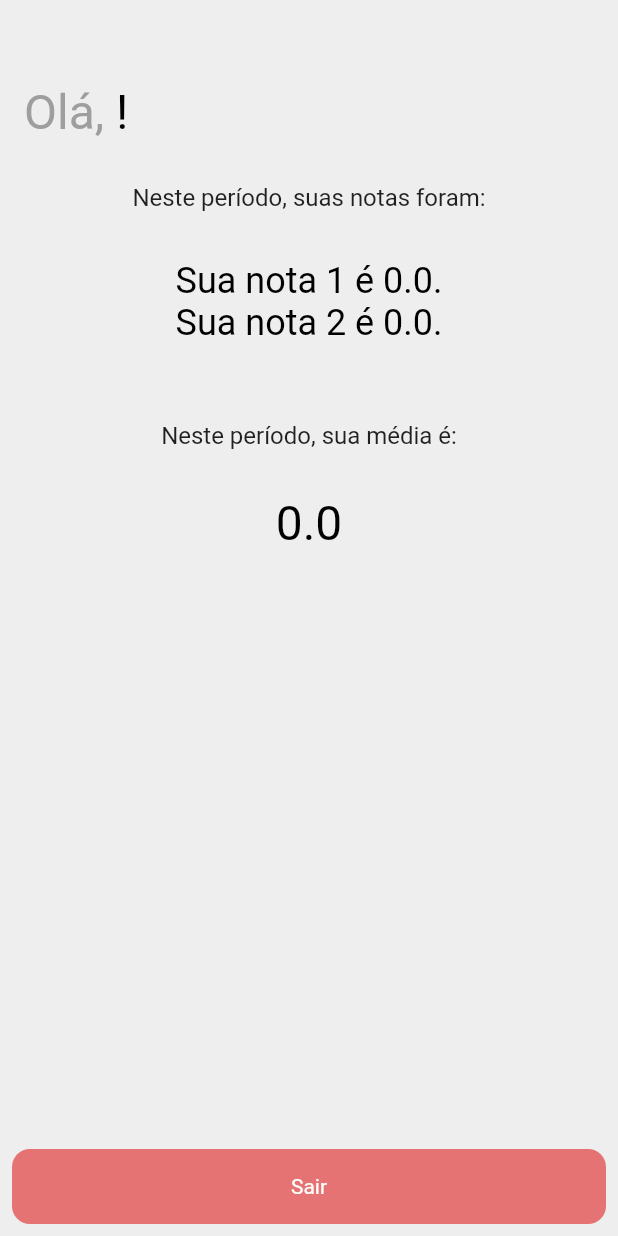
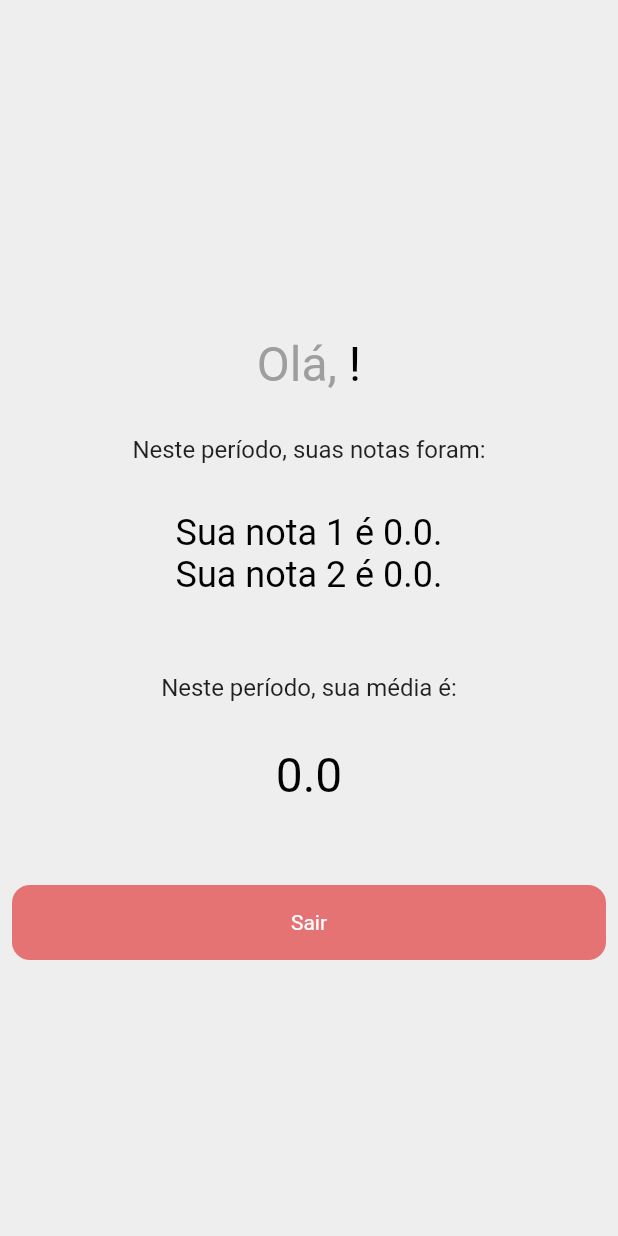
Before and after one commit to Ericboo/eldoom, a Flutter app: the DashboardAluno screen opened directly with empty values, on a phone screen of 412 x 824 dp. Run offline on Flutter 3.47's test engine with Material 2 defaults, Android fonts, the phone set to English and light mode, and no system bars; our stand-ins replace cloud_firestore, firebase_auth, firebase_core, firebase_database, shared_preferences; accounts and stored records are empty.

Commit message:
Correções visuais menores

```diff
--- a/lib/pages/dashboard/aluno.dart
+++ b/lib/pages/dashboard/aluno.dart
@@ -16,16 +16,20 @@ class DashboardAluno extends StatelessWidget {
               constraints: BoxConstraints(
                   minHeight: viewportConstraints.maxHeight
               ),
+              child: Center(
+                child: Container(
+                  width: 500,
                   child: Column(
                     mainAxisAlignment: MainAxisAlignment.spaceBetween,
                     children: [
                       Padding(
-                    padding: EdgeInsets.all(16),
+                        padding: EdgeInsets.all(8),
                         child: Column(
                           crossAxisAlignment: CrossAxisAlignment.start,
                           children: [
                             SizedBox(height: 40,),
-                        RichText(
+                            Center(
+                              child: RichText(
                                 text: TextSpan(
                                     style: TextStyle(
                                         fontSize: 32, color: Theme.of(context).primaryColor),
@@ -39,16 +43,19 @@ class DashboardAluno extends StatelessWidget {
                                       TextSpan(text: "!")
                                     ]),
                               ),
+                            ),
                             SizedBox(
                               height: 12,
                             ),
-                        Container(
+                            Center(
+                              child: Container(
                                 width: 400,
                                 height: 300,
                                 decoration: BoxDecoration(
                                   borderRadius: BorderRadius.circular(12),
                                 ),
                                 child: RetornaNota(aluno),
+                              ),
                             ),
                           ],
                         ),
@@ -76,6 +83,8 @@ class DashboardAluno extends StatelessWidget {
                         ),
                       ),
                     ],
+                  ),
+                ),
               ),
             ),
           );
--- a/lib/pages/login.dart
+++ b/lib/pages/login.dart
@@ -119,6 +119,7 @@ class _LoginState extends State<Login> {
                       onTap: () async {
                         listUsers();
                         if (_userControl.text.isEmpty || _passControl.text.isEmpty) {
+                          _passControl.text = "";
                           ScaffoldMessenger.of(context).showSnackBar(const SnackBar(
                             content: Text(
                             'Preencha os campos.',
@@ -132,6 +133,7 @@ class _LoginState extends State<Login> {
                               email: _userControl.text,
                               password: _passControl.text
                           );
+                          _passControl.text = "";
                         } on FirebaseAuthException {
                           ScaffoldMessenger.of(context).showSnackBar(const SnackBar(
                               content: Text(
```
Lines whose indentation alone changed are shown as unchanged.
